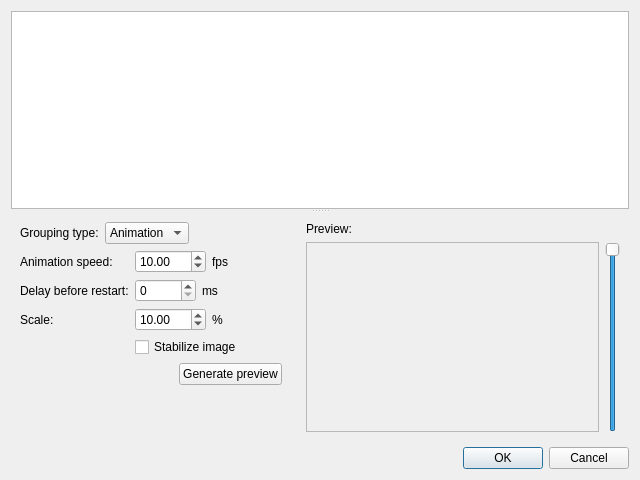
Before: the Qt Designer form src/gui/desktop/ui/photos_grouping_dialog.ui in Kicer86/photobroom, drawn with Qt 5.
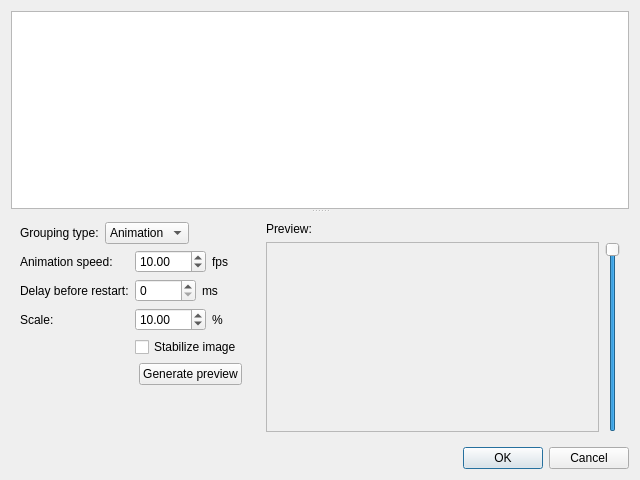
After: the same form once the commit is applied.

Commit message: removing redundant items from PHotosGroupingDialog

Patch:
```diff
--- a/src/gui/desktop/ui/photos_grouping_dialog.ui
+++ b/src/gui/desktop/ui/photos_grouping_dialog.ui
@@ -25,7 +25,7 @@
        <item>
         <widget class="QWidget" name="optionsPart" native="true">
          <property name="sizePolicy">
-          <sizepolicy hsizetype="Fixed" vsizetype="Preferred">
+          <sizepolicy hsizetype="Maximum" vsizetype="Preferred">
            <horstretch>0</horstretch>
            <verstretch>0</verstretch>
           </sizepolicy>
@@ -67,7 +67,7 @@
           <item>
            <widget class="QStackedWidget" name="optionsWidget">
             <property name="sizePolicy">
-             <sizepolicy hsizetype="Preferred" vsizetype="Minimum">
+             <sizepolicy hsizetype="Maximum" vsizetype="Minimum">
               <horstretch>0</horstretch>
               <verstretch>0</verstretch>
              </sizepolicy>
@@ -76,7 +76,7 @@
              <number>0</number>
             </property>
             <widget class="QWidget" name="animationOptions">
-             <layout class="QHBoxLayout" name="formLayout2" stretch="0,1">
+             <layout class="QHBoxLayout" name="formLayout2" stretch="0">
               <property name="leftMargin">
                <number>0</number>
               </property>
@@ -190,19 +190,6 @@
                 </item>
                </layout>
               </item>
-              <item>
-               <spacer name="horizontalSpacer_2">
-                <property name="orientation">
-                 <enum>Qt::Horizontal</enum>
-                </property>
-                <property name="sizeHint" stdset="0">
-                 <size>
-                  <width>40</width>
-                  <height>20</height>
-                 </size>
-                </property>
-               </spacer>
-              </item>
              </layout>
             </widget>
            </widget>
```
The commit also changes 1 other file.
